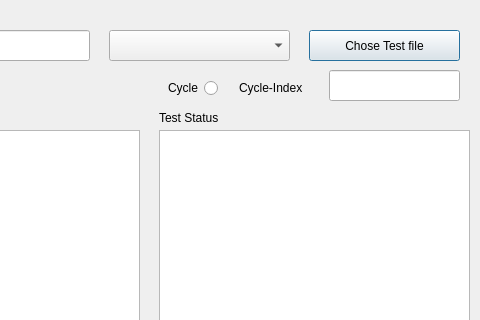
First picture: the form in AutoRegressionTestTool_ui.ui, repository luobingsong123/AutoRegressionTestTool, before the edit; both pictures show x 581 to 1061 and y 0 to 320 of the 1061 by 809 pixel window.
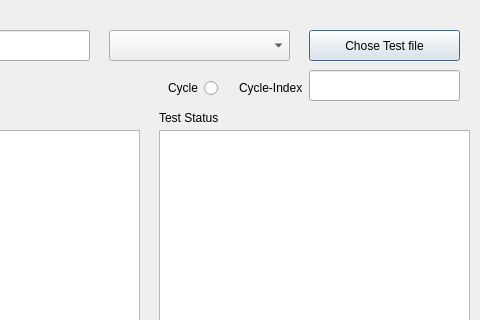
Second picture: the form after the edit.

Commit message: git更新测试

Patch:
```diff
--- a/AutoRegressionTestTool_ui.ui
+++ b/AutoRegressionTestTool_ui.ui
@@ -156,9 +156,9 @@
   <widget class="QLineEdit" name="lineEdit_2">
    <property name="geometry">
     <rect>
-     <x>910</x>
+     <x>890</x>
      <y>70</y>
-     <width>131</width>
+     <width>151</width>
      <height>31</height>
     </rect>
    </property>
```
